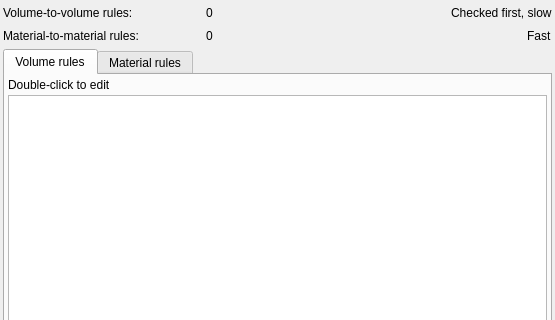
Old version of the form ants3bundle/src/ants3/gui/photsim/ainterfacerulewin.ui in the repository andrmor/ANTS3bundle; both pictures show x 0 to 555 and y 0 to 320 of the 555 by 476 pixel window.
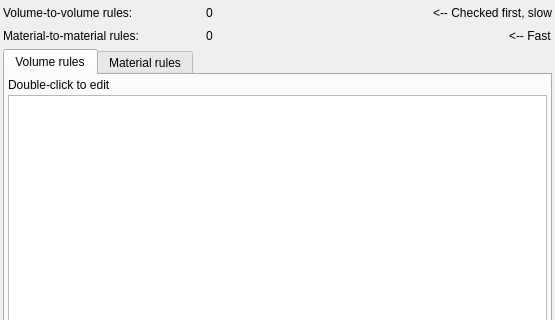
New version of the form.

The edit to the form file:
```diff
--- a/ants3bundle/src/ants3/gui/photsim/ainterfacerulewin.ui
+++ b/ants3bundle/src/ants3/gui/photsim/ainterfacerulewin.ui
@@ -80,7 +80,7 @@
       <item>
        <widget class="QLabel" name="label_5">
         <property name="text">
-         <string>Checked first, slow</string>
+         <string>&lt;-- Checked first, slow</string>
         </property>
        </widget>
       </item>
@@ -136,7 +136,7 @@
       <item>
        <widget class="QLabel" name="label_6">
         <property name="text">
-         <string>Fast</string>
+         <string>&lt;-- Fast</string>
         </property>
        </widget>
       </item>
```
